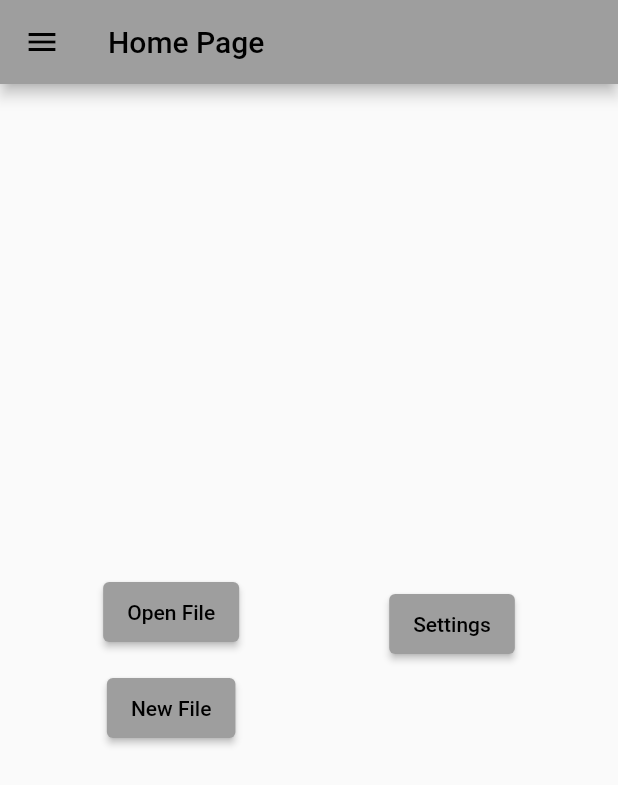
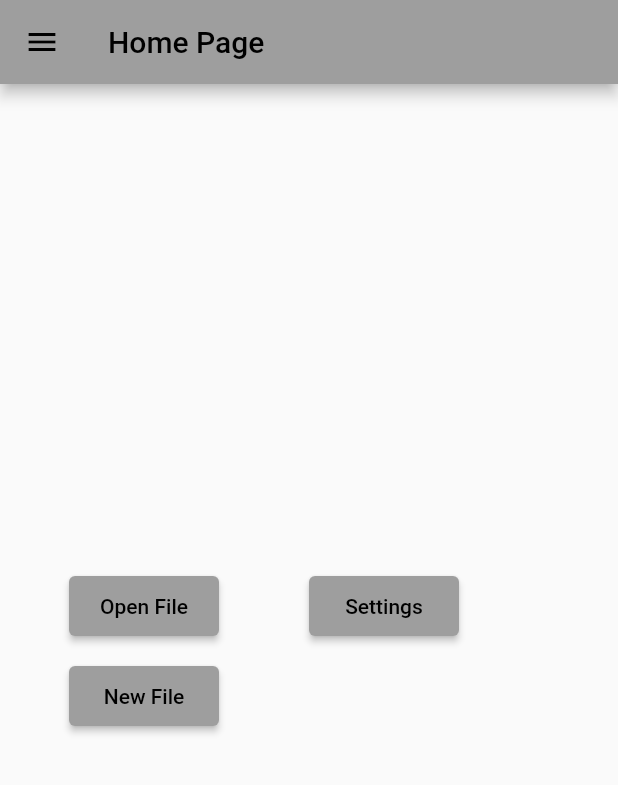
Before and after one commit to DrflamemontgomerySchool/DyslexicReader, a Flutter app: the screen it shows after launch, on a phone screen of 412 x 824 dp. Shown: the top 785 px of the screen. Run offline on Flutter 3.47's test engine with Material 2 defaults, Android fonts, the phone set to English and light mode, and no system bars; drawn by our look-alikes of flutter_layout_grid; our stand-ins replace google_fonts; missing offline and left inert: file_selector.

Commit message:
Changed to LayoutGrid for Home

```diff
--- a/lib/home_page.dart
+++ b/lib/home_page.dart
@@ -1,13 +1,14 @@
 import 'package:dyslexic_reader/app_side_menu.dart';
 import 'package:flutter/material.dart';
+import 'package:flutter_layout_grid/flutter_layout_grid.dart';
 
 class HomePage extends StatelessWidget {
   const HomePage({super.key});
 
   static ButtonStyle textButtonStyle = ButtonStyle(
-    minimumSize: MaterialStateProperty.resolveWith<Size?>(
+    fixedSize: MaterialStateProperty.resolveWith<Size?>(
       (Set<MaterialState> states) {
-        return const Size(60, 40);
+        return const Size(100, 40);
       },
     ),
   );
@@ -27,38 +28,16 @@ class HomePage extends StatelessWidget {
       appBar: AppBar(
         title: const Text("Home Page"),
       ),
-      body: Row(
-        mainAxisAlignment: MainAxisAlignment.center,
-        crossAxisAlignment: CrossAxisAlignment.center,
+      body: LayoutGrid(
+        columnSizes: [auto, 160.px, 160.px, auto],
+        rowSizes: [auto, 60.px, 60.px, auto],
         children: [
-          Padding(
-            padding: const EdgeInsets.all(50.0),
-            child: Column(
-              mainAxisAlignment: MainAxisAlignment.center,
-              crossAxisAlignment: CrossAxisAlignment.center,
-              children: [
-                Column(
-                  children: [
-                    _createTextButton("Open File", () => null),
-                    const Text(""),
-                    _createTextButton("New File", () => null),
-                  ],
-                ),
-              ],
-            ),
-          ),
-          Padding(
-            padding: const EdgeInsets.all(50.0),
-            child: Column(
-              mainAxisAlignment: MainAxisAlignment.center,
-              crossAxisAlignment: CrossAxisAlignment.center,
-              children: [
-                _createTextButton("Settings", () => null),
-                const Text(
-                    "\n\n"), // To keep the formatting inline with the other side
-              ],
-            ),
-          ),
+          _createTextButton("Open File", () => null)
+              .withGridPlacement(columnStart: 1, rowStart: 1),
+          _createTextButton("New File", () => null)
+              .withGridPlacement(columnStart: 1, rowStart: 2),
+          _createTextButton("Settings", () => null)
+              .withGridPlacement(columnStart: 2, rowStart: 1),
         ],
       ),
     );
--- a/pubspec.yaml
+++ b/pubspec.yaml
@@ -44,6 +44,7 @@ dependencies:
   easy_sidemenu: ^0.4.1+1
   open_file: ^3.3.2
   file_selector: ^0.9.3
+  flutter_layout_grid: ^2.0.3
 
 dev_dependencies:
   flutter_test:
```
Also changed, not shown: pubspec.lock.
